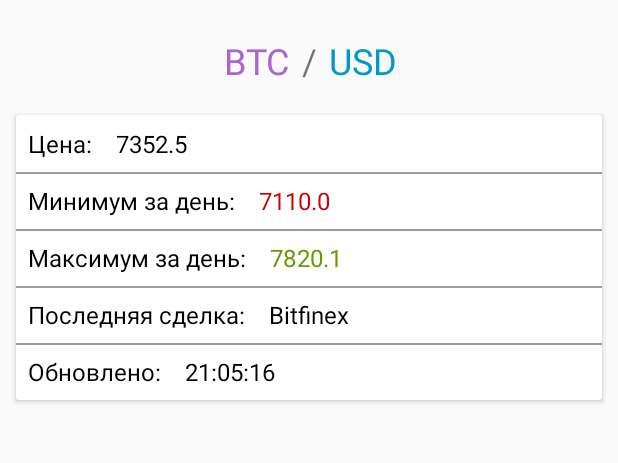
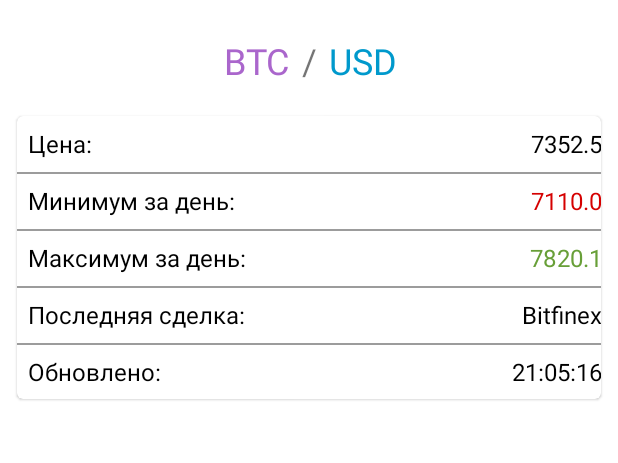
Before and after one commit to lolka123455/CryptoCheck, an Android app: the layout fragment_coin_detail.xml on its own in the app's theme, with its tools: preview values and no code run, on a phone screen of 412 x 824 dp, the part 144-607 px from its top. Run offline under Robolectric (Android 15) with nearby library versions, the phone set to English and light mode, and no system bars.

Commit message:
The material design library has been added. The layout has been improved and now the price is displayed correctly. Added support for the application to work in dark and light themes (depending on the selected theme on the device itself)

```diff
--- a/app/build.gradle
+++ b/app/build.gradle
@@ -50,9 +50,10 @@ dependencies {
     implementation 'com.squareup.retrofit2:retrofit:2.9.0'
     implementation 'com.squareup.retrofit2:converter-gson:2.9.0'
     implementation 'androidx.legacy:legacy-support-v4:1.0.0'
+    implementation 'androidx.test.ext:junit-ktx:1.1.3'
     testImplementation 'junit:junit:4.12'
 
-    def room_version = "2.4.1"
+    def room_version = "2.4.2"
 
     implementation("androidx.room:room-runtime:$room_version")
     kapt("androidx.room:room-compiler:$room_version")
@@ -68,4 +69,7 @@ dependencies {
     // Add Dagger dependencies
     implementation 'com.google.dagger:dagger:2.41'
     kapt 'com.google.dagger:dagger-compiler:2.41'
+
+    // Add material design library dependencies
+    implementation 'com.google.android.material:material:1.5.0'
 }
--- a/app/src/main/AndroidManifest.xml
+++ b/app/src/main/AndroidManifest.xml
@@ -12,7 +12,7 @@
         android:name=".presentation.CoinApp"
         android:roundIcon="@mipmap/ic_launcher_round"
         android:supportsRtl="true"
-        android:theme="@style/Theme.CryptoCheck">
+        android:theme="@style/Theme.Default">
         <activity
             android:name=".presentation.CoinDetailActivity"
             android:exported="true" />
--- a/app/src/main/java/com/example/cryptocheck/data/network/ApiService.kt
+++ b/app/src/main/java/com/example/cryptocheck/data/network/ApiService.kt
@@ -11,7 +11,7 @@ interface ApiService {
     @GET("top/totalvolfull")
    suspend fun getTopCoinsInfo(
         @Query(QUERY_PARAM_API_KEY) apiKey: String =
-            "87446bc49db98981449dd79a2a4aa9228b4bafaf0e85e40c0fcd9db59c55f30e",
+            "f25aa66b2ccc2607eb1ecf26b8ce61db95d6462d622325a45c37e15f38504359",
         @Query(QUERY_PARAM_LIMIT) limit: Int = 10,
         @Query(QUERY_PARAM_TO_SYMBOL) tSym: String = CURRENCY
     ): CoinNamesListDto
@@ -19,7 +19,7 @@ interface ApiService {
     @GET("pricemultifull")
     suspend fun getFullPriceList(
         @Query(QUERY_PARAM_API_KEY) apiKey: String =
-            "87446bc49db98981449dd79a2a4aa9228b4bafaf0e85e40c0fcd9db59c55f30e",
+            "f25aa66b2ccc2607eb1ecf26b8ce61db95d6462d622325a45c37e15f38504359",
         @Query(QUERY_PARAM_TO_SYMBOLS) tSyms: String = CURRENCY,
         @Query(QUERY_PARAM_FROM_SYMBOLS) fSyms: String
     ): CoinInfoJsonContainerDto
--- a/app/src/main/java/com/example/cryptocheck/data/network/model/CoinInfoDto.kt
+++ b/app/src/main/java/com/example/cryptocheck/data/network/model/CoinInfoDto.kt
@@ -1,7 +1,6 @@
 package com.example.cryptocheck.data.network.model
 
 import androidx.room.Entity
-import androidx.room.PrimaryKey
 import com.google.gson.annotations.Expose
 import com.google.gson.annotations.SerializedName
 
@@ -18,7 +17,6 @@ data class CoinInfoDto(
     @SerializedName("MARKET")
     @Expose
     val market: String?,
-    @PrimaryKey
     @SerializedName("FROMSYMBOL")
     @Expose
     val fromSymbol: String,
--- a/app/src/main/java/com/example/cryptocheck/data/workers/RefreshDataWorker.kt
+++ b/app/src/main/java/com/example/cryptocheck/data/workers/RefreshDataWorker.kt
@@ -36,7 +36,7 @@ class RefreshDataWorker(
                 coinInfoDao.insertPriceList(dbModelList)
             } catch (e: Exception) {
             }
-            delay(10000)
+            delay(60000) // 1 minute
         }
     }
 
--- a/app/src/main/java/com/example/cryptocheck/presentation/CoinDetailFragment.kt
+++ b/app/src/main/java/com/example/cryptocheck/presentation/CoinDetailFragment.kt
@@ -48,9 +48,9 @@ class CoinDetailFragment : Fragment() {
         viewModel = ViewModelProvider(this, viewModelFactory)[CoinViewModel::class.java]
         viewModel.getDetailInfo(fromSymbol).observe(viewLifecycleOwner) {
             with(binding) {
-                tvPrice.text = it.price
-                tvMinPrice.text = it.lowDay
-                tvMaxPrice.text = it.highDay
+                tvPrice.text ="$${it.price}"
+                tvMinPrice.text = "$${it.price}"
+                tvMaxPrice.text = "$${it.price}"
                 tvLastMarket.text = it.lastMarket
                 tvLastUpdate.text = it.lastUpdate
                 tvFromSymbol.text = it.fromSymbol
--- a/app/src/main/res/layout/fragment_coin_detail.xml
+++ b/app/src/main/res/layout/fragment_coin_detail.xml
@@ -16,7 +16,7 @@
         app:layout_constraintTop_toTopOf="parent"
         tools:src="@mipmap/ic_launcher" />
 
-    <TextView
+    <com.google.android.material.textview.MaterialTextView
         android:id="@+id/tvFromSymbol"
         android:layout_width="wrap_content"
         android:layout_height="wrap_content"
@@ -27,7 +27,7 @@
         app:layout_constraintTop_toTopOf="@id/tvSlash"
         tools:text="BTC" />
 
-    <TextView
+    <com.google.android.material.textview.MaterialTextView
         android:id="@+id/tvSlash"
         android:layout_width="wrap_content"
         android:layout_height="wrap_content"
@@ -39,7 +39,7 @@
         app:layout_constraintStart_toStartOf="parent"
         app:layout_constraintTop_toBottomOf="@id/ivLogoCoin" />
 
-    <TextView
+    <com.google.android.material.textview.MaterialTextView
         android:id="@+id/tvToSymbol"
         android:layout_width="wrap_content"
         android:layout_height="wrap_content"
@@ -50,7 +50,7 @@
         app:layout_constraintTop_toTopOf="@id/tvSlash"
         tools:text="USD" />
 
-    <androidx.cardview.widget.CardView
+    <com.google.android.material.circularreveal.cardview.CircularRevealCardView
         android:layout_width="match_parent"
         android:layout_height="wrap_content"
         android:layout_margin="8dp"
@@ -63,37 +63,38 @@
             android:paddingTop="8dp"
             android:paddingBottom="8dp">
 
-            <TextView
+            <com.google.android.material.textview.MaterialTextView
                 android:id="@+id/tvPriceLabel"
                 android:layout_width="wrap_content"
                 android:layout_height="wrap_content"
+                android:fontFamily="sans-serif"
                 android:paddingStart="8dp"
                 android:paddingEnd="8dp"
                 android:text="@string/price_label"
-                android:textColor="#000"
+                android:textColor="?attr/colorOnPrimary"
                 android:textSize="16sp"
                 app:layout_constraintStart_toStartOf="parent"
                 app:layout_constraintTop_toTopOf="parent" />
 
-            <TextView
+            <com.google.android.material.textview.MaterialTextView
                 android:id="@+id/tvPrice"
                 android:layout_width="wrap_content"
                 android:layout_height="wrap_content"
-                android:layout_marginStart="8dp"
-                android:textColor="#000"
+                android:textColor="?attr/colorOnPrimary"
                 android:textSize="16sp"
-                app:layout_constraintStart_toEndOf="@id/tvPriceLabel"
+                app:layout_constraintEnd_toEndOf="parent"
                 app:layout_constraintTop_toTopOf="parent"
                 tools:text="7352.5" />
 
             <View
+                android:id="@+id/view"
                 android:layout_width="match_parent"
                 android:layout_height="1dp"
                 android:layout_marginTop="8dp"
                 android:background="#63000000"
                 app:layout_constraintTop_toBottomOf="@id/tvPriceLabel" />
 
-            <TextView
+            <com.google.android.material.textview.MaterialTextView
                 android:id="@+id/tvMinPriceLabel"
                 android:layout_width="wrap_content"
                 android:layout_height="wrap_content"
@@ -101,20 +102,19 @@
                 android:paddingStart="8dp"
                 android:paddingEnd="8dp"
                 android:text="@string/min_price_label"
-                android:textColor="#000"
+                android:textColor="?attr/colorOnPrimary"
                 android:textSize="16sp"
                 app:layout_constraintStart_toStartOf="parent"
                 app:layout_constraintTop_toBottomOf="@id/tvPriceLabel" />
 
-            <TextView
+            <com.google.android.material.textview.MaterialTextView
                 android:id="@+id/tvMinPrice"
                 android:layout_width="wrap_content"
                 android:layout_height="wrap_content"
-                android:layout_marginStart="8dp"
                 android:layout_marginTop="16dp"
-                android:textColor="@android:color/holo_red_dark"
+                android:textColor="#D50000"
                 android:textSize="16sp"
-                app:layout_constraintStart_toEndOf="@id/tvMinPriceLabel"
+                app:layout_constraintEnd_toEndOf="parent"
                 app:layout_constraintTop_toBottomOf="@id/tvPriceLabel"
                 tools:text="7110.0" />
 
@@ -125,7 +125,7 @@
                 android:background="#63000000"
                 app:layout_constraintTop_toBottomOf="@id/tvMinPriceLabel" />
 
-            <TextView
+            <com.google.android.material.textview.MaterialTextView
                 android:id="@+id/tvMaxPriceLabel"
                 android:layout_width="wrap_content"
                 android:layout_height="wrap_content"
@@ -133,20 +133,19 @@
                 android:paddingStart="8dp"
                 android:paddingEnd="8dp"
                 android:text="@string/max_price_label"
-                android:textColor="#000"
+                android:textColor="?attr/colorOnPrimary"
                 android:textSize="16sp"
                 app:layout_constraintStart_toStartOf="parent"
                 app:layout_constraintTop_toBottomOf="@id/tvMinPriceLabel" />
 
-            <TextView
+            <com.google.android.material.textview.MaterialTextView
                 android:id="@+id/tvMaxPrice"
                 android:layout_width="wrap_content"
                 android:layout_height="wrap_content"
-                android:layout_marginStart="8dp"
                 android:layout_marginTop="16dp"
-                android:textColor="@android:color/holo_green_dark"
+                android:textColor="#689F38"
                 android:textSize="16sp"
-                app:layout_constraintStart_toEndOf="@id/tvMaxPriceLabel"
+                app:layout_constraintEnd_toEndOf="parent"
                 app:layout_constraintTop_toBottomOf="@id/tvMinPriceLabel"
                 tools:text="7820.1" />
 
@@ -157,7 +156,7 @@
                 android:background="#63000000"
                 app:layout_constraintTop_toBottomOf="@id/tvMaxPriceLabel" />
 
-            <TextView
+            <com.google.android.material.textview.MaterialTextView
                 android:id="@+id/tvLastMarketLabel"
                 android:layout_width="wrap_content"
                 android:layout_height="wrap_content"
@@ -165,20 +164,19 @@
                 android:paddingStart="8dp"
                 android:paddingEnd="8dp"
                 android:text="@string/last_market_label"
-                android:textColor="#000"
+                android:textColor="?attr/colorOnPrimary"
                 android:textSize="16sp"
                 app:layout_constraintStart_toStartOf="parent"
                 app:layout_constraintTop_toBottomOf="@id/tvMaxPriceLabel" />
 
-            <TextView
+            <com.google.android.material.textview.MaterialTextView
                 android:id="@+id/tvLastMarket"
                 android:layout_width="wrap_content"
                 android:layout_height="wrap_content"
-                android:layout_marginStart="8dp"
                 android:layout_marginTop="16dp"
-                android:textColor="#000"
+                android:textColor="?attr/colorOnPrimary"
                 android:textSize="16sp"
-                app:layout_constraintStart_toEndOf="@id/tvLastMarketLabel"
+                app:layout_constraintEnd_toEndOf="parent"
                 app:layout_constraintTop_toBottomOf="@id/tvMaxPriceLabel"
                 tools:text="Bitfinex" />
 
@@ -189,7 +187,7 @@
                 android:background="#63000000"
                 app:layout_constraintTop_toBottomOf="@id/tvLastMarketLabel" />
 
-            <TextView
+            <com.google.android.material.textview.MaterialTextView
                 android:id="@+id/tvLastUpdateLabel"
                 android:layout_width="wrap_content"
                 android:layout_height="wrap_content"
@@ -197,25 +195,24 @@
                 android:paddingStart="8dp"
                 android:paddingEnd="8dp"
                 android:text="@string/last_updated_label"
-                android:textColor="#000"
+                android:textColor="?attr/colorOnPrimary"
                 android:textSize="16sp"
                 app:layout_constraintStart_toStartOf="parent"
                 app:layout_constraintTop_toBottomOf="@id/tvLastMarketLabel" />
 
-            <TextView
+            <com.google.android.material.textview.MaterialTextView
                 android:id="@+id/tvLastUpdate"
                 android:layout_width="wrap_content"
                 android:layout_height="wrap_content"
-                android:layout_marginStart="8dp"
                 android:layout_marginTop="16dp"
-                android:textColor="#000"
+                android:textColor="?attr/colorOnPrimary"
                 android:textSize="16sp"
-                app:layout_constraintStart_toEndOf="@id/tvLastUpdateLabel"
+                app:layout_constraintEnd_toEndOf="parent"
                 app:layout_constraintTop_toBottomOf="@id/tvLastMarket"
                 tools:text="21:05:16" />
 
         </androidx.constraintlayout.widget.ConstraintLayout>
 
-    </androidx.cardview.widget.CardView>
+    </com.google.android.material.circularreveal.cardview.CircularRevealCardView>
 
 </androidx.constraintlayout.widget.ConstraintLayout>
--- a/app/src/main/res/values-night/themes.xml
+++ b/app/src/main/res/values-night/themes.xml
@@ -1,10 +1,10 @@
 <resources>
     <!-- Base application theme. -->
-    <style name="Theme.CryptoCheck" parent="Theme.AppCompat.Light.NoActionBar">
+    <style name="Theme.Default" parent="Theme.MaterialComponents.DayNight.NoActionBar">
         <!-- Primary brand color. -->
         <item name="colorPrimary">@color/purple_200</item>
         <item name="colorPrimaryVariant">@color/purple_700</item>
-        <item name="colorOnPrimary">@color/black</item>
+        <item name="colorOnPrimary">@color/white</item>
         <!-- Secondary brand color. -->
         <item name="colorSecondary">@color/teal_200</item>
         <item name="colorSecondaryVariant">@color/teal_200</item>
--- a/app/src/main/res/values/themes.xml
+++ b/app/src/main/res/values/themes.xml
@@ -1,10 +1,10 @@
 <resources>
     <!-- Base application theme. -->
-    <style name="Theme.CryptoCheck" parent="Theme.AppCompat.Light.NoActionBar">
+    <style name="Theme.Default" parent="Theme.MaterialComponents.DayNight.NoActionBar">
         <!-- Primary brand color. -->
         <item name="colorPrimary">@color/purple_500</item>
         <item name="colorPrimaryVariant">@color/purple_700</item>
-        <item name="colorOnPrimary">@color/white</item>
+        <item name="colorOnPrimary">@color/black</item>
         <!-- Secondary brand color. -->
         <item name="colorSecondary">@color/teal_200</item>
         <item name="colorSecondaryVariant">@color/teal_700</item>
--- a/build.gradle
+++ b/build.gradle
@@ -5,7 +5,7 @@ buildscript {
         mavenCentral()
     }
     dependencies {
-        classpath 'com.android.tools.build:gradle:7.1.1'
+        classpath 'com.android.tools.build:gradle:7.1.2'
         classpath "org.jetbrains.kotlin:kotlin-gradle-plugin:1.6.10"
 
         // NOTE: Do not place your application dependencies here; they belong
```
Also changed, not shown: app/src/main/res/layout/item_coin_info.xml (+8 -8 lines), 1 other file.
